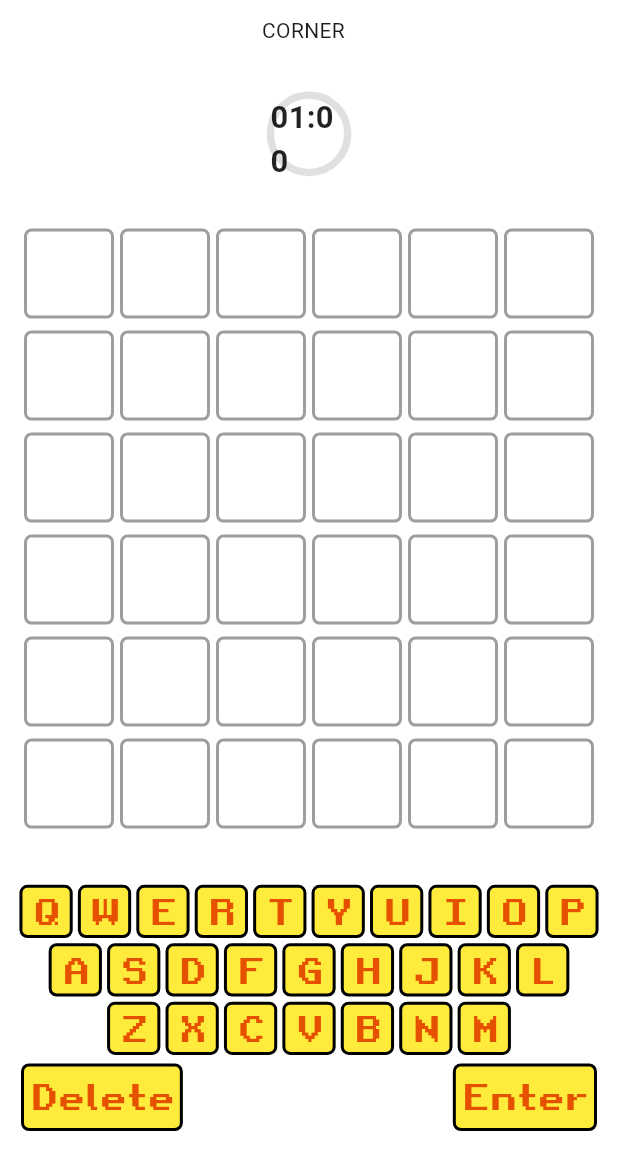
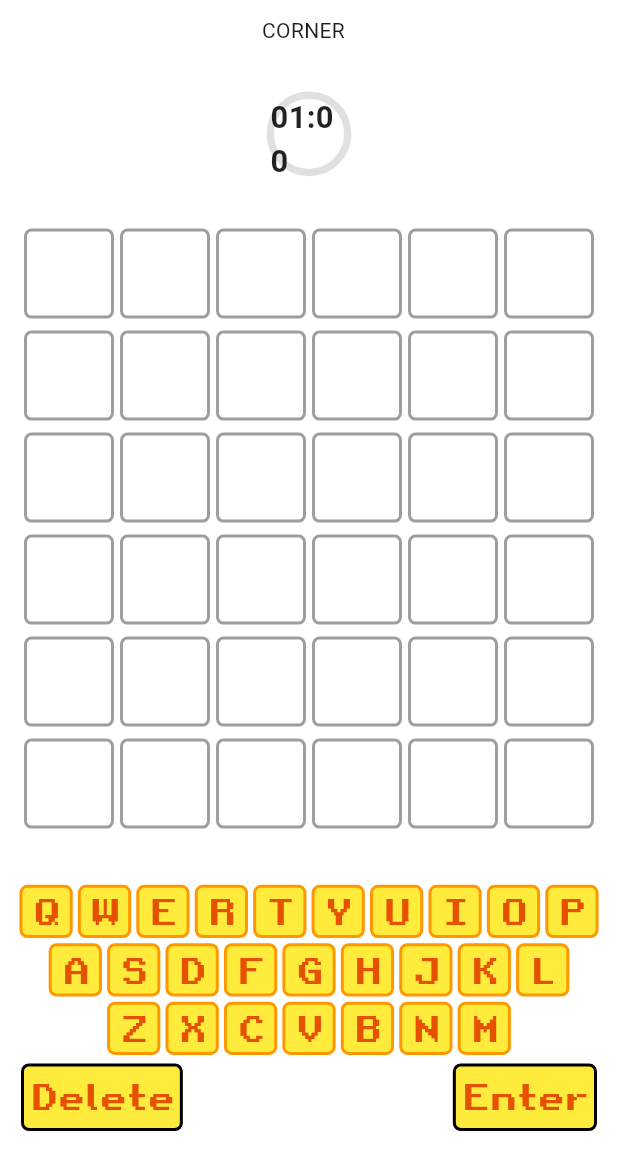
Before and after one commit to Saubaan/wordle-game, a Flutter app: the screen it shows after launch, on a phone screen of 412 x 824 dp, the part 84-1236 px from its top. Run offline on Flutter 3.47's test engine with Material 3 defaults, Android fonts, the phone set to English and light mode, and no system bars; drawn by our look-alikes of circular_countdown_timer.

Commit message:
added color changing keys

```diff
--- a/lib/components/key_button.dart
+++ b/lib/components/key_button.dart
@@ -25,7 +25,7 @@ class KeyButton extends StatelessWidget {
         decoration: BoxDecoration(
           color: getKeyColor(),
           borderRadius: BorderRadius.circular(size * 0.15),
-          border: Border.all(color: Colors.black, width: 2),
+          border: Border.all(color: Colors.orange, width: 2),
         ),
         height: size,
         width: alphabet.length == 1 ? size : null,
```
